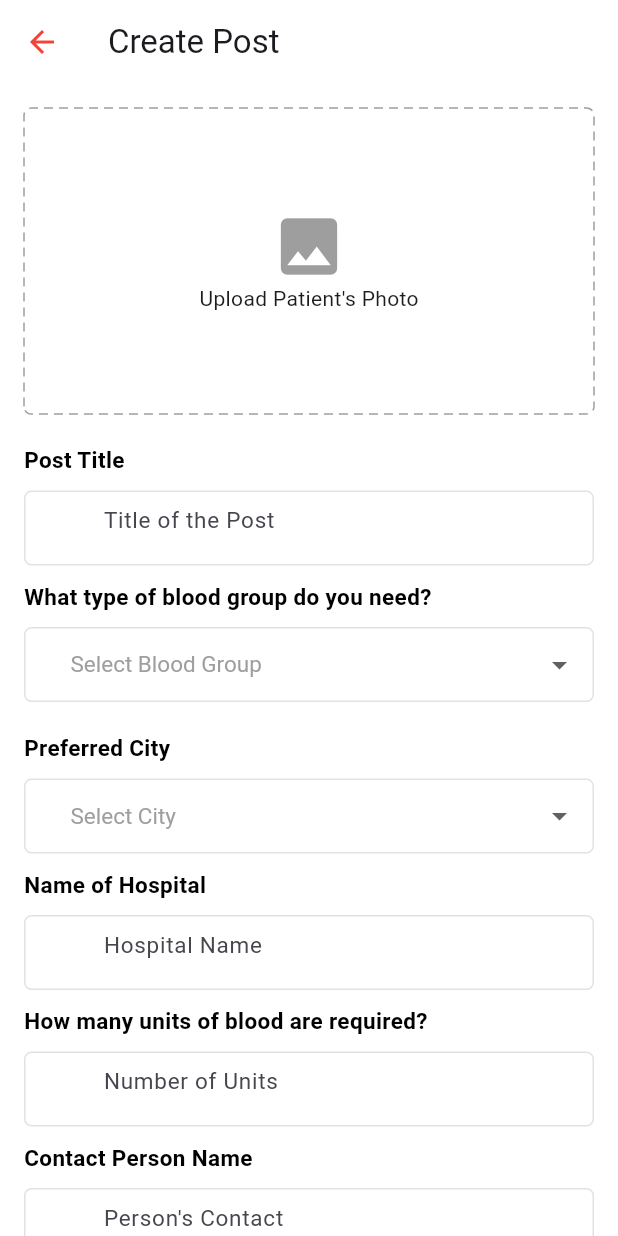
After one commit to ShahidC0de/Blood-Donating-App, a Flutter app: the CreatePostScreen screen opened directly, on a phone screen of 412 x 824 dp. The commit adds this screen. Run offline on Flutter 3.47's test engine with Material 3 defaults, Android fonts, the phone set to English and light mode, and no system bars; drawn by our look-alikes of dotted_border; our stand-ins replace flutter_svg, image_picker.

Commit message:
created user post request screen where user can request for blood

```diff
--- a/lib/core/constants/constants.dart
+++ b/lib/core/constants/constants.dart
@@ -1,5 +1,6 @@
 import 'package:blood_dontating_app/features/blood_donors/presentation/screens/blood_donors_screen.dart';
 import 'package:blood_dontating_app/features/blood_request/presentation/screens/blood_requests_screen.dart';
+import 'package:blood_dontating_app/features/create_post/presentation/screens/create_post_screen.dart';
 import 'package:flutter/material.dart';
 
 List<String> cities = [
@@ -160,7 +161,7 @@ final List<Map<String, dynamic>> activitiesIcons = [
     "label": "Create Post",
     "subtitle": "New post",
     "icon": Icons.post_add,
-    "screen": BloodNeededScreen(),
+    "screen": CreatePostScreen(),
   },
   {
     "label": "Blood Given",
--- /dev/null
+++ b/lib/features/create_post/presentation/screens/create_post_screen.dart
@@ -0,0 +1,236 @@
+import 'dart:io';
+
+import 'package:blood_dontating_app/core/constants/constants.dart';
+import 'package:blood_dontating_app/core/theme/app_pallete.dart';
+import 'package:blood_dontating_app/features/login/presentation/widgets/customfield.dart';
+import 'package:blood_dontating_app/features/login/presentation/widgets/login_button.dart';
+import 'package:dotted_border/dotted_border.dart';
+import 'package:flutter/material.dart';
+import 'package:image_picker/image_picker.dart';
+
+class CreatePostScreen extends StatefulWidget {
+  const CreatePostScreen({super.key});
+
+  @override
+  State<CreatePostScreen> createState() => _CreatePostScreenState();
+}
+
+class _CreatePostScreenState extends State<CreatePostScreen> {
+  String? selectedCity;
+  String? selectedBloodGroup;
+  XFile? _pickedImage;
+  @override
+  Widget build(BuildContext context) {
+    return Scaffold(
+      appBar: AppBar(title: const Text("Create Post")),
+      body: SingleChildScrollView(
+        child: Padding(
+          padding: const EdgeInsets.all(16.0),
+          child: Column(
+            crossAxisAlignment: CrossAxisAlignment.start,
+            children: [
+              InkWell(
+                onTap: () async {
+                  final image = await ImagePicker().pickImage(
+                    source: ImageSource.gallery,
+                  );
+                  if (image != null) {
+                    setState(() {
+                      _pickedImage = image;
+                    });
+                  }
+                },
+                child: DottedBorder(
+                  color: AppPallete.borderColor,
+                  strokeWidth: 1,
+                  dashPattern: const [6, 4],
+                  borderType: BorderType.RRect,
+                  radius: const Radius.circular(5),
+                  child: Container(
+                    width: double.infinity,
+                    height: 200,
+                    alignment: Alignment.center,
+                    child: Column(
+                      mainAxisAlignment: MainAxisAlignment.center,
+                      children: [
+                        _pickedImage != null
+                            ? CircleAvatar(
+                                radius: 50,
+
+                                backgroundImage: FileImage(
+                                  File(_pickedImage!.path),
+                                ),
+                              )
+                            : Icon(
+                                Icons.photo,
+                                size: 50,
+                                color: AppPallete.fieldTextColor,
+                              ),
+                        _pickedImage != null
+                            ? SizedBox()
+                            : Text("Upload Patient's Photo"),
+                      ],
+                    ),
+                  ),
+                ),
+              ),
+              const SizedBox(height: 20),
+              Text(
+                'Post Title',
+                style: TextStyle(
+                  color: Colors.black,
+                  fontSize: 15,
+                  fontWeight: FontWeight.bold,
+                ),
+              ),
+              const SizedBox(height: 10),
+
+              Customfield(hintText: 'Title of the Post'),
+              const SizedBox(height: 10),
+              Text(
+                'What type of blood group do you need?',
+                style: TextStyle(
+                  color: Colors.black,
+                  fontSize: 15,
+                  fontWeight: FontWeight.bold,
+                ),
+              ),
+              const SizedBox(height: 10),
+
+              Container(
+                width: double.infinity,
+                padding: const EdgeInsets.only(left: 30, right: 10),
+                decoration: BoxDecoration(
+                  border: Border.all(
+                    color: AppPallete.borderColor.withValues(alpha: 0.3),
+                    width: 1,
+                  ),
+                  borderRadius: BorderRadius.circular(5),
+                ),
+                child: DropdownButtonHideUnderline(
+                  child: DropdownButton(
+                    dropdownColor: AppPallete.backgroundColor,
+                    style: TextStyle(
+                      color: AppPallete.fieldTextColor,
+                      fontSize: 15,
+                    ),
+                    hint: Text(
+                      'Select Blood Group',
+                      style: TextStyle(color: AppPallete.fieldTextColor),
+                    ),
+                    value: selectedBloodGroup,
+                    items: bloodGroups.map((group) {
+                      return DropdownMenuItem(value: group, child: Text(group));
+                    }).toList(),
+                    onChanged: (value) {
+                      setState(() {
+                        selectedBloodGroup = value!;
+                      });
+                    },
+                  ),
+                ),
+              ),
+              const SizedBox(height: 20),
+              Text(
+                'Preferred City',
+                style: TextStyle(
+                  color: Colors.black,
+                  fontSize: 15,
+                  fontWeight: FontWeight.bold,
+                ),
+              ),
+              const SizedBox(height: 10),
+              Container(
+                width: double.infinity,
+                padding: const EdgeInsets.only(left: 30, right: 10),
+                decoration: BoxDecoration(
+                  border: Border.all(
+                    color: AppPallete.borderColor.withValues(alpha: 0.3),
+                    width: 1,
+                  ),
+                  borderRadius: BorderRadius.circular(5),
+                ),
+                child: DropdownButtonHideUnderline(
+                  child: DropdownButton(
+                    dropdownColor: AppPallete.backgroundColor,
+                    style: TextStyle(
+                      color: AppPallete.fieldTextColor,
+                      fontSize: 15,
+                    ),
+                    hint: Text(
+                      'Select City',
+                      style: TextStyle(color: AppPallete.fieldTextColor),
+                    ),
+                    value: selectedCity,
+                    items: cities.map((city) {
+                      return DropdownMenuItem(value: city, child: Text(city));
+                    }).toList(),
+                    onChanged: (value) {
+                      setState(() {
+                        selectedCity = value!;
+                      });
+                    },
+                  ),
+                ),
+              ),
+              const SizedBox(height: 10),
+              Text(
+                'Name of Hospital',
+                style: TextStyle(
+                  color: Colors.black,
+                  fontSize: 15,
+                  fontWeight: FontWeight.bold,
+                ),
+              ),
+              const SizedBox(height: 10),
+
+              Customfield(hintText: 'Hospital Name'),
+              const SizedBox(height: 10),
+
+              Text(
+                'How many units of blood are required?',
+                style: TextStyle(
+                  color: Colors.black,
+                  fontSize: 15,
+                  fontWeight: FontWeight.bold,
+                ),
+              ),
+              const SizedBox(height: 10),
+
+              Customfield(hintText: 'Number of Units'),
+              const SizedBox(height: 10),
+              Text(
+                'Contact Person Name',
+                style: TextStyle(
+                  color: Colors.black,
+                  fontSize: 15,
+                  fontWeight: FontWeight.bold,
+                ),
+              ),
+              const SizedBox(height: 10),
+
+              Customfield(hintText: "Person's Contact"),
+              const SizedBox(height: 10),
+              Text(
+                'Description',
+                style: TextStyle(
+                  color: Colors.black,
+                  fontSize: 15,
+                  fontWeight: FontWeight.bold,
+                ),
+              ),
+              const SizedBox(height: 10),
+
+              Customfield(
+                hintText: "Explain patient's condition, disease....",
+                maxLines: 6,
+              ),
+              const SizedBox(height: 20),
+              AuthButton(onpressed: () {}, title: 'Create Post'),
+            ],
+          ),
+        ),
+      ),
+    );
+  }
+}
--- a/lib/features/home/presentation/screens/home_screen.dart
+++ b/lib/features/home/presentation/screens/home_screen.dart
@@ -3,6 +3,7 @@ import 'package:blood_dontating_app/core/theme/app_pallete.dart';
 import 'package:blood_dontating_app/features/home/presentation/widgets/activity_widget.dart';
 import 'package:blood_dontating_app/features/home/presentation/widgets/blood_post_widget.dart';
 import 'package:blood_dontating_app/features/login/presentation/widgets/customfield.dart';
+import 'package:blood_dontating_app/features/notification/presentation/screens/notification_screen.dart';
 import 'package:flutter/material.dart';
 
 class HomeScreen extends StatefulWidget {
@@ -110,9 +111,25 @@ class _HomeState extends State<Home> {
                     ],
                   ),
                   const Spacer(),
-                  const Icon(Icons.mail_lock_outlined, size: 30),
+                  GestureDetector(
+                    onTap: () {},
+                    child: const Icon(Icons.mail_lock_outlined, size: 30),
+                  ),
                   const SizedBox(width: 15),
-                  const Icon(Icons.notifications_none_outlined, size: 30),
+                  GestureDetector(
+                    onTap: () {
+                      Navigator.push(
+                        context,
+                        MaterialPageRoute(
+                          builder: (context) => NotificationScreen(),
+                        ),
+                      );
+                    },
+                    child: const Icon(
+                      Icons.notifications_none_outlined,
+                      size: 30,
+                    ),
+                  ),
                 ],
               ),
 
--- a/lib/features/login/presentation/widgets/customfield.dart
+++ b/lib/features/login/presentation/widgets/customfield.dart
@@ -21,7 +21,10 @@ class Customfield extends StatelessWidget {
     return Container(
       // padding: const EdgeInsets.only(left: 15, right: 10, top: 2, bottom: 2),
       decoration: BoxDecoration(
-        border: Border.all(color: AppPallete.borderColor, width: 1),
+        border: Border.all(
+          color: AppPallete.borderColor.withValues(alpha: 0.3),
+          width: 1,
+        ),
         borderRadius: BorderRadius.circular(5),
       ),
       child: TextField(
--- /dev/null
+++ b/lib/features/notification/presentation/screens/notification_screen.dart
@@ -0,0 +1,31 @@
+import 'package:blood_dontating_app/core/theme/app_pallete.dart';
+import 'package:flutter/material.dart';
+
+class NotificationScreen extends StatelessWidget {
+  const NotificationScreen({super.key});
+
+  @override
+  Widget build(BuildContext context) {
+    return Scaffold(
+      appBar: AppBar(title: const Text("Notifications")),
+      body: ColorFiltered(
+        colorFilter: ColorFilter.mode(
+          Colors.transparent,
+          BlendMode.dstOut, // This attempts to "punch out" the white
+        ),
+        child: Center(
+          child: Column(
+            children: [
+              Image.asset('assets/images/notification_icon.png', scale: 2),
+              const SizedBox(height: 20),
+              Text(
+                'No Notifications yet',
+                style: AppPallete.subHeadingText.copyWith(fontSize: 18),
+              ),
+            ],
+          ),
+        ),
+      ),
+    );
+  }
+}
```
Also changed, not shown: assets/images/notification_icon.png (added).
